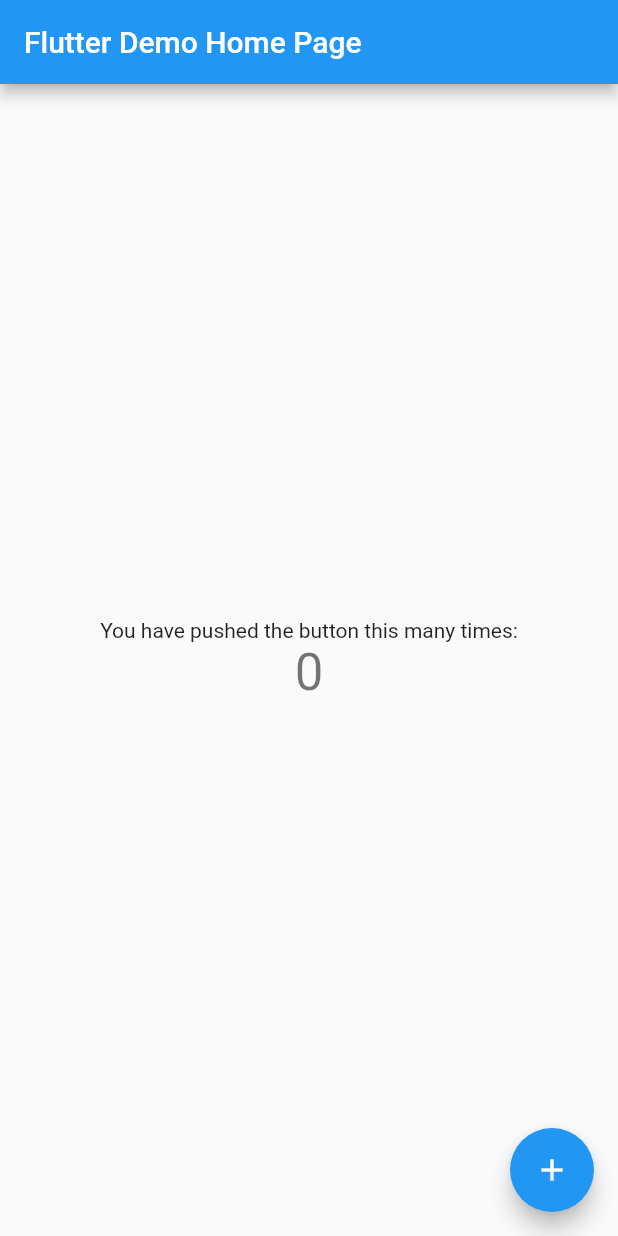
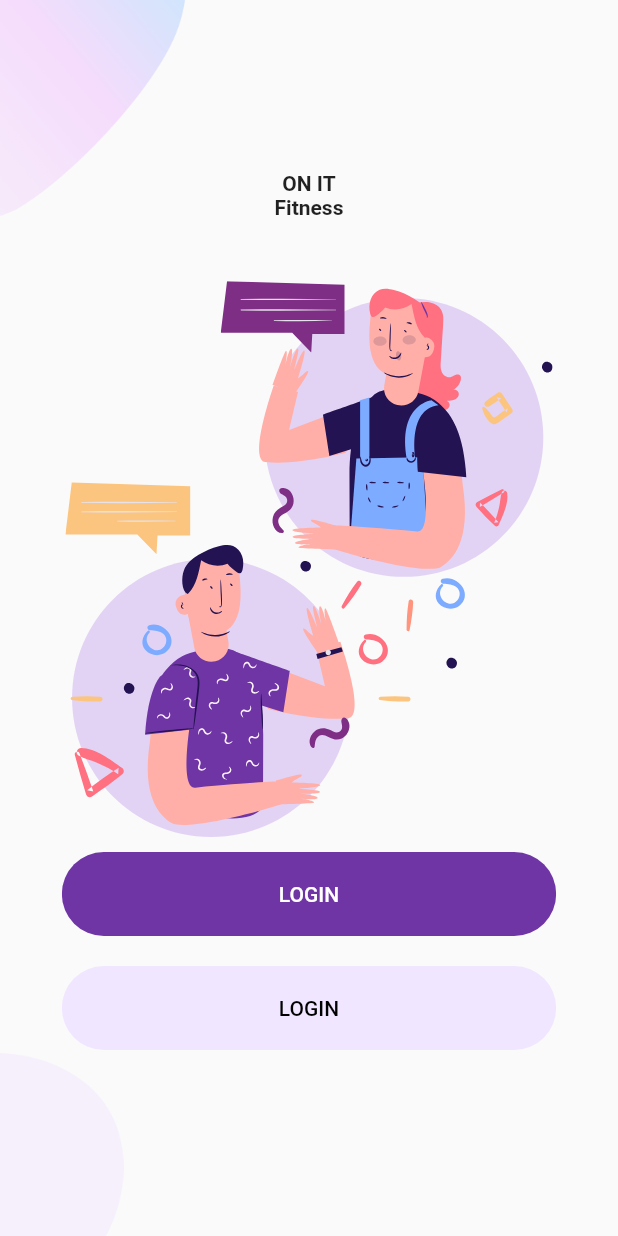
Before and after one commit to davidlindnerjr/auth_screen, a Flutter app: the screen it shows after launch, on a phone screen of 412 x 824 dp. Run offline on Flutter 3.47's test engine with Material 2 defaults, Android fonts, the phone set to English and light mode, and no system bars; our stand-ins replace flutter_svg.

Commit message:
Welcome screen

```diff
--- /dev/null
+++ b/lib/components/rounded_button.dart
@@ -0,0 +1,52 @@
+import 'package:flutter/material.dart';
+
+// Constants
+import 'package:on_it_fitness/constants.dart';
+
+class RoundedButton extends StatelessWidget {
+  const RoundedButton({
+    Key? key,
+    required this.size,
+    required this.text,
+    required this.press,
+    this.color = kPrimaryColor,
+    this.textColor = Colors.white,
+  }) : super(key: key);
+
+  final Size size;
+  final String text;
+  final Function press;
+  final Color color;
+  final Color textColor;
+
+  @override
+  Widget build(BuildContext context) {
+    return Container(
+      margin: const EdgeInsets.symmetric(
+        vertical: 10,
+      ),
+      width: size.width * 0.8,
+      child: ClipRRect(
+        borderRadius: BorderRadius.circular(29),
+        child: TextButton(
+          style: ButtonStyle(
+            padding: MaterialStateProperty.all(
+              const EdgeInsets.symmetric(
+                vertical: 20,
+                horizontal: 40,
+              ),
+            ),
+            backgroundColor: MaterialStateProperty.all<Color>(color),
+          ),
+          onPressed: press(),
+          child: Text(
+            text,
+            style: TextStyle(
+              color: textColor,
+            ),
+          ),
+        ),
+      ),
+    );
+  }
+}
--- /dev/null
+++ b/lib/constants.dart
@@ -0,0 +1,6 @@
+import 'package:flutter/material.dart';
+
+const kPrimaryColor = Color(0xFF6F35A5);
+const kPrimaryLightColor = Color(0xFFF1E6FF);
+
+const double defaultPadding = 16.0;
--- a/lib/main.dart
+++ b/lib/main.dart
@@ -1,4 +1,7 @@
 import 'package:flutter/material.dart';
+
+// Screens
+import 'package:on_it_fitness/screens/welcome/welcome_screen.dart';
 
 void main() {
   runApp(const MyApp());
@@ -11,105 +14,12 @@
   @override
   Widget build(BuildContext context) {
     return MaterialApp(
-      title: 'Flutter Demo',
+      debugShowCheckedModeBanner: false,
+      title: 'On It Fitness',
       theme: ThemeData(
-        // This is the theme of your application.
-        //
-        // Try running your application with "flutter run". You'll see the
-        // application has a blue toolbar. Then, without quitting the app, try
-        // changing the primarySwatch below to Colors.green and then invoke
-        // "hot reload" (press "r" in the console where you ran "flutter run",
-        // or simply save your changes to "hot reload" in a Flutter IDE).
-        // Notice that the counter didn't reset back to zero; the application
-        // is not restarted.
         primarySwatch: Colors.blue,
       ),
-      home: const MyHomePage(title: 'Flutter Demo Home Page'),
+      home: const WelcomeScreen(),
     );
   }
 }
-
-class MyHomePage extends StatefulWidget {
-  const MyHomePage({Key? key, required this.title}) : super(key: key);
-
-  // This widget is the home page of your application. It is stateful, meaning
-  // that it has a State object (defined below) that contains fields that affect
-  // how it looks.
-
-  // This class is the configuration for the state. It holds the values (in this
-  // case the title) provided by the parent (in this case the App widget) and
-  // used by the build method of the State. Fields in a Widget subclass are
-  // always marked "final".
-
-  final String title;
-
-  @override
-  State<MyHomePage> createState() => _MyHomePageState();
-}
-
-class _MyHomePageState extends State<MyHomePage> {
-  int _counter = 0;
-
-  void _incrementCounter() {
-    setState(() {
-      // This call to setState tells the Flutter framework that something has
-      // changed in this State, which causes it to rerun the build method below
-      // so that the display can reflect the updated values. If we changed
-      // _counter without calling setState(), then the build method would not be
-      // called again, and so nothing would appear to happen.
-      _counter++;
-    });
-  }
-
-  @override
-  Widget build(BuildContext context) {
-    // This method is rerun every time setState is called, for instance as done
-    // by the _incrementCounter method above.
-    //
-    // The Flutter framework has been optimized to make rerunning build methods
-    // fast, so that you can just rebuild anything that needs updating rather
-    // than having to individually change instances of widgets.
-    return Scaffold(
-      appBar: AppBar(
-        // Here we take the value from the MyHomePage object that was created by
-        // the App.build method, and use it to set our appbar title.
-        title: Text(widget.title),
-      ),
-      body: Center(
-        // Center is a layout widget. It takes a single child and positions it
-        // in the middle of the parent.
-        child: Column(
-          // Column is also a layout widget. It takes a list of children and
-          // arranges them vertically. By default, it sizes itself to fit its
-          // children horizontally, and tries to be as tall as its parent.
-          //
-          // Invoke "debug painting" (press "p" in the console, choose the
-          // "Toggle Debug Paint" action from the Flutter Inspector in Android
-          // Studio, or the "Toggle Debug Paint" command in Visual Studio Code)
-          // to see the wireframe for each widget.
-          //
-          // Column has various properties to control how it sizes itself and
-          // how it positions its children. Here we use mainAxisAlignment to
-          // center the children vertically; the main axis here is the vertical
-          // axis because Columns are vertical (the cross axis would be
-          // horizontal).
-          mainAxisAlignment: MainAxisAlignment.center,
-          children: <Widget>[
-            const Text(
-              'You have pushed the button this many times:',
-            ),
-            Text(
-              '$_counter',
-              style: Theme.of(context).textTheme.headline4,
-            ),
-          ],
-        ),
-      ),
-      floatingActionButton: FloatingActionButton(
-        onPressed: _incrementCounter,
-        tooltip: 'Increment',
-        child: const Icon(Icons.add),
-      ), // This trailing comma makes auto-formatting nicer for build methods.
-    );
-  }
-}
--- /dev/null
+++ b/lib/screens/welcome/components/background.dart
@@ -0,0 +1,42 @@
+import 'package:flutter/material.dart';
+
+class Background extends StatelessWidget {
+  Background({Key? key, required this.child}) : super(key: key);
+
+  Widget child;
+
+  @override
+  Widget build(BuildContext context) {
+    Size size = MediaQuery.of(context).size;
+
+    String mainTop = 'assets/images/main_top.png';
+    String mainBottom = 'assets/images/main_bottom.png';
+
+    return Container(
+      height: size.height,
+      width: double.infinity,
+      child: Stack(
+        alignment: Alignment.center,
+        children: <Widget>[
+          Positioned(
+            top: 0,
+            left: 0,
+            child: Image.asset(
+              mainTop,
+              width: size.width * 0.3,
+            ),
+          ),
+          Positioned(
+            bottom: 0,
+            left: 0,
+            child: Image.asset(
+              mainBottom,
+              width: size.width * 0.2,
+            ),
+          ),
+          child,
+        ],
+      ),
+    );
+  }
+}
--- /dev/null
+++ b/lib/screens/welcome/components/body.dart
@@ -0,0 +1,62 @@
+import 'package:flutter/foundation.dart';
+import 'package:flutter/material.dart';
+import 'package:flutter_svg/svg.dart';
+import 'package:on_it_fitness/components/rounded_button.dart';
+
+// Constants
+import 'package:on_it_fitness/constants.dart';
+
+// Components
+import 'package:on_it_fitness/screens/welcome/components/background.dart';
+
+class Body extends StatelessWidget {
+  const Body({Key? key}) : super(key: key);
+
+  @override
+  Widget build(BuildContext context) {
+    Size size = MediaQuery.of(context).size;
+
+    String chatImg = 'assets/icons/chat.svg';
+
+    return Background(
+      child: SingleChildScrollView(
+        child: Column(
+          mainAxisAlignment: MainAxisAlignment.center,
+          children: <Widget>[
+            const Text(
+              'ON IT',
+              style: TextStyle(
+                fontWeight: FontWeight.bold,
+              ),
+            ),
+            const Text(
+              'Fitness',
+              style: TextStyle(
+                fontWeight: FontWeight.bold,
+              ),
+            ),
+            SizedBox(
+              height: size.height * 0.05,
+            ),
+            SvgPicture.asset(
+              chatImg,
+              height: size.height * 0.45,
+            ),
+            RoundedButton(
+              size: size,
+              text: 'LOGIN',
+              press: () {},
+            ),
+            RoundedButton(
+              size: size,
+              text: 'LOGIN',
+              press: () {},
+              textColor: Colors.black,
+              color: kPrimaryLightColor,
+            ),
+          ],
+        ),
+      ),
+    );
+  }
+}
--- /dev/null
+++ b/lib/screens/welcome/welcome_screen.dart
@@ -0,0 +1,15 @@
+import 'package:flutter/material.dart';
+
+// Components
+import 'components/body.dart';
+
+class WelcomeScreen extends StatelessWidget {
+  const WelcomeScreen({Key? key}) : super(key: key);
+
+  @override
+  Widget build(BuildContext context) {
+    return Scaffold(
+      body: Body(),
+    );
+  }
+}
```
Also changed, not shown: pubspec.yaml (+6 -6 lines), assets/icons/chat.svg (added), assets/icons/facebook.svg (added), assets/icons/google-plus.svg (added), assets/icons/login.svg (added), assets/icons/signup.svg (added), assets/icons/twitter.svg (added), assets/images/login_bottom.png (added), assets/images/main_bottom.png (added), assets/images/main_top.png (added), assets/images/signup_top.png (added), pubspec.lock.
